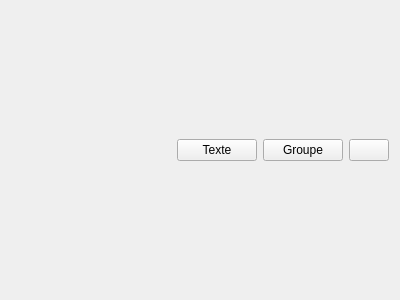
Old version of the form sources/ui/dynamicelementtextitemeditor.ui in the repository qelectrotech/qelectrotech-source-mirror.
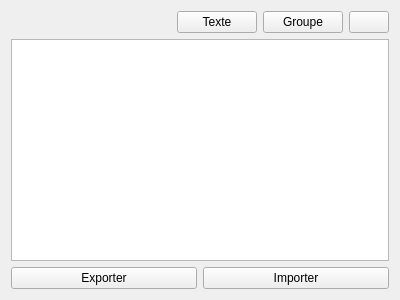
New version of the form. Icons and pictures are not drawn.

Patch:
```diff
--- a/sources/ui/dynamicelementtextitemeditor.ui
+++ b/sources/ui/dynamicelementtextitemeditor.ui
@@ -73,6 +73,43 @@
      </item>
     </layout>
    </item>
+   <item>
+    <widget class="QTreeView" name="m_tree_view">
+     <property name="editTriggers">
+      <set>QAbstractItemView::CurrentChanged|QAbstractItemView::SelectedClicked</set>
+     </property>
+     <property name="dragDropMode">
+      <enum>QAbstractItemView::DragDrop</enum>
+     </property>
+     <property name="alternatingRowColors">
+      <bool>true</bool>
+     </property>
+     <property name="animated">
+      <bool>true</bool>
+     </property>
+     <attribute name="headerDefaultSectionSize">
+      <number>150</number>
+     </attribute>
+    </widget>
+   </item>
+   <item>
+    <layout class="QHBoxLayout" name="m_im_exp_layout">
+     <item>
+      <widget class="QPushButton" name="m_export_pb">
+       <property name="text">
+        <string>Exporter</string>
+       </property>
+      </widget>
+     </item>
+     <item>
+      <widget class="QPushButton" name="m_import_pb">
+       <property name="text">
+        <string>Importer</string>
+       </property>
+      </widget>
+     </item>
+    </layout>
+   </item>
   </layout>
  </widget>
  <resources>
```
